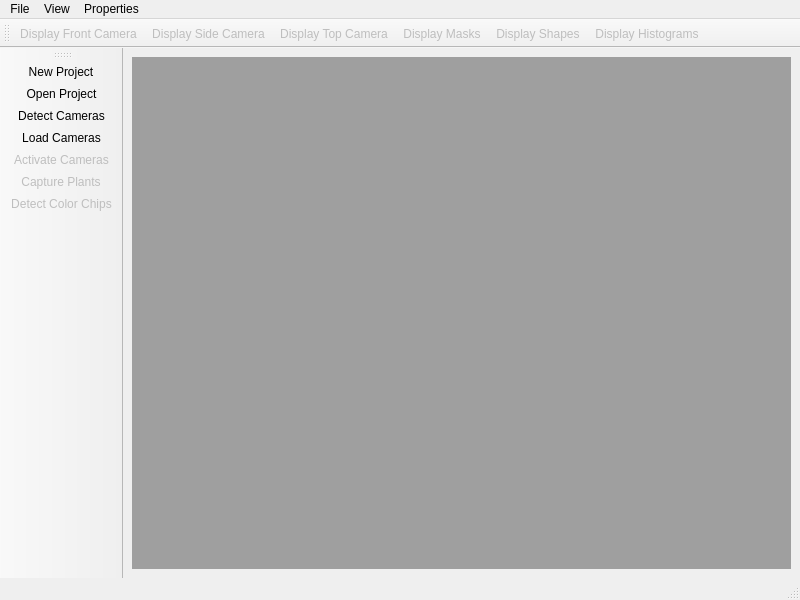
Old version of the form mainwindow.ui in the repository DryFrost/PhotogonMDI.
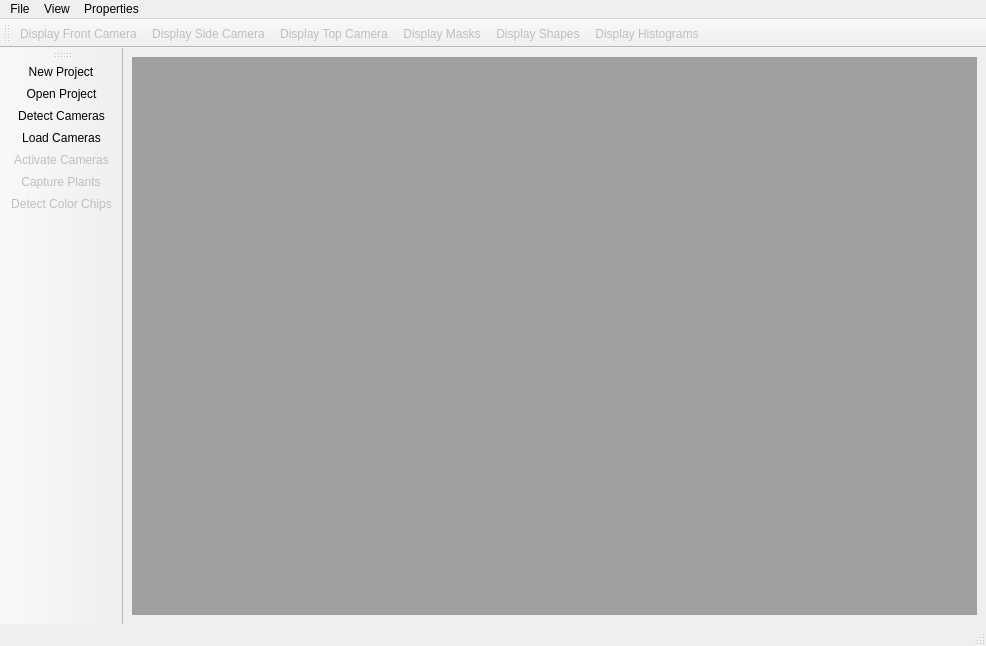
New version of the form. Icons and pictures are not drawn.

```diff
--- a/mainwindow.ui
+++ b/mainwindow.ui
@@ -6,8 +6,8 @@
    <rect>
     <x>0</x>
     <y>0</y>
-    <width>800</width>
-    <height>600</height>
+    <width>986</width>
+    <height>646</height>
    </rect>
   </property>
   <property name="windowTitle">
@@ -32,7 +32,7 @@
     <rect>
      <x>0</x>
      <y>0</y>
-     <width>800</width>
+     <width>986</width>
      <height>22</height>
     </rect>
    </property>
@@ -95,6 +95,12 @@
    <property name="windowTitle">
     <string>toolBar_2</string>
    </property>
+   <property name="iconSize">
+    <size>
+     <width>100</width>
+     <height>40</height>
+    </size>
+   </property>
    <attribute name="toolBarArea">
     <enum>TopToolBarArea</enum>
    </attribute>
```
Left out of the diff: 43 changed lines with no effect on the pictures.
